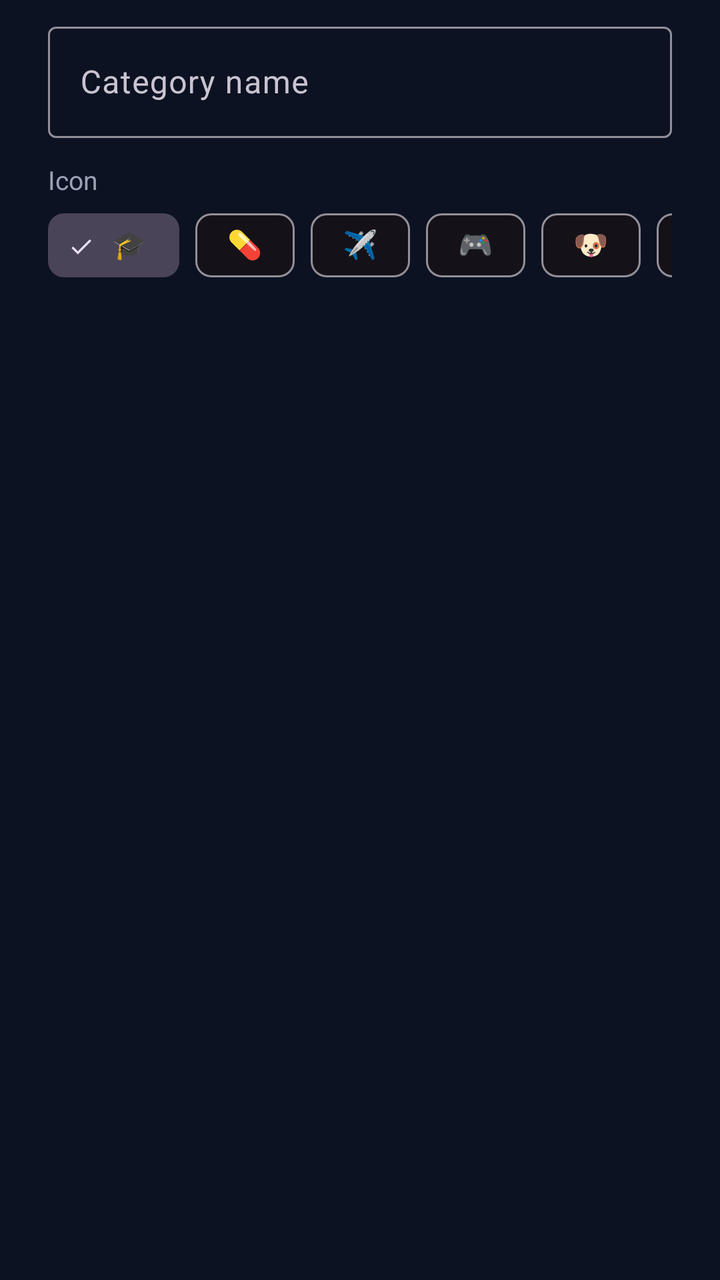
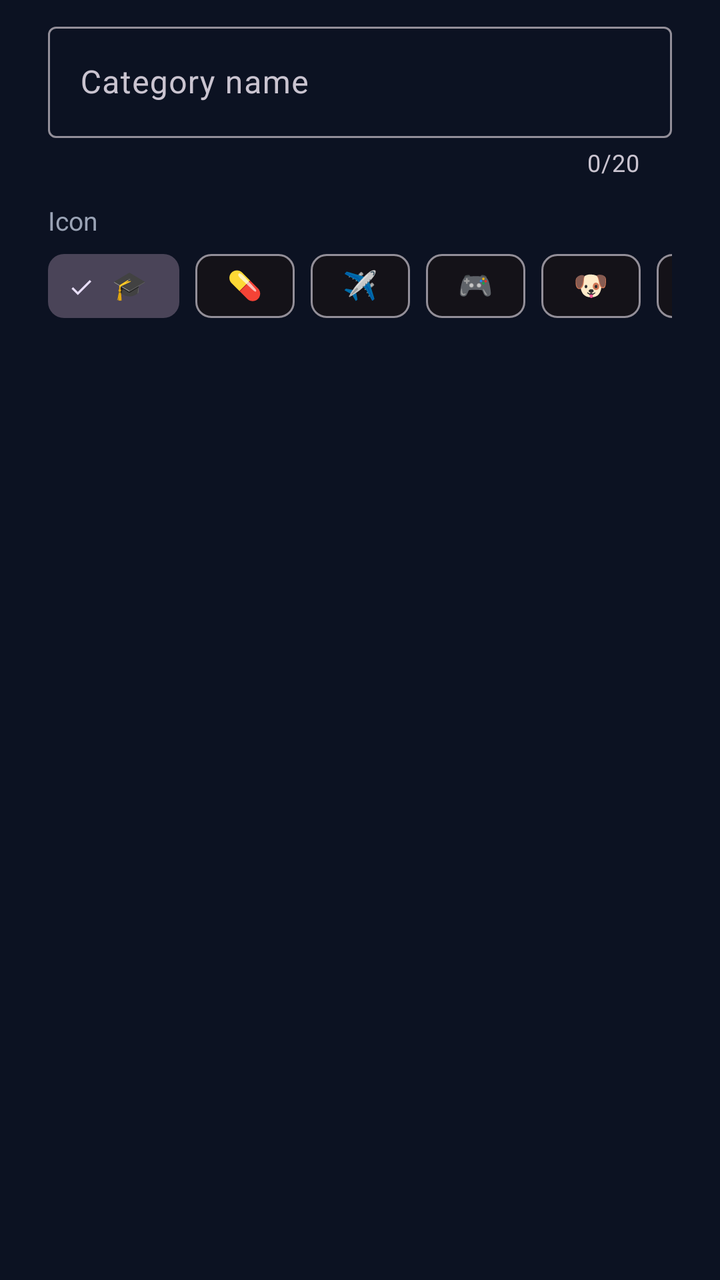

Screens rendered from an Android XML layout before and after an edit, with the pre-edit source and the edit as a unified diff.
<!-- AndroidManifest.xml: application theme Theme.ExpenseTracker -->
<!-- res/layout/dialog_new_category.xml -->
<?xml version="1.0" encoding="utf-8"?>
<LinearLayout xmlns:android="http://schemas.android.com/apk/res/android"
    xmlns:app="http://schemas.android.com/apk/res-auto"
    android:layout_width="match_parent"
    android:layout_height="wrap_content"
    android:orientation="vertical"
    android:paddingStart="24dp"
    android:paddingTop="8dp"
    android:paddingEnd="24dp">

    <com.google.android.material.textfield.TextInputLayout
        style="@style/Widget.Material3.TextInputLayout.OutlinedBox"
        android:layout_width="match_parent"
        android:layout_height="wrap_content"
        android:hint="Category name">
        <com.google.android.material.textfield.TextInputEditText android:id="@+id/etCategoryName" android:layout_width="match_parent" android:layout_height="wrap_content" android:inputType="textCapWords" android:maxLines="1" />
    </com.google.android.material.textfield.TextInputLayout>

    <TextView android:layout_width="wrap_content" android:layout_height="wrap_content" android:layout_marginTop="12dp" android:text="Icon" android:textColor="@color/mute" android:textSize="13sp" />

    <HorizontalScrollView android:layout_width="match_parent" android:layout_height="wrap_content" android:scrollbars="none">
        <com.google.android.material.chip.ChipGroup
            android:id="@+id/chipGroupIcons"
            android:layout_width="wrap_content"
            android:layout_height="wrap_content"
            app:selectionRequired="true"
            app:singleLine="true"
            app:singleSelection="true">
            <com.google.android.material.chip.Chip style="@style/Widget.Material3.Chip.Filter" android:layout_width="wrap_content" android:layout_height="wrap_content" android:checked="true" android:text="🎓" />
            <com.google.android.material.chip.Chip style="@style/Widget.Material3.Chip.Filter" android:layout_width="wrap_content" android:layout_height="wrap_content" android:text="💊" />
            <com.google.android.material.chip.Chip style="@style/Widget.Material3.Chip.Filter" android:layout_width="wrap_content" android:layout_height="wrap_content" android:text="✈️" />
            <com.google.android.material.chip.Chip style="@style/Widget.Material3.Chip.Filter" android:layout_width="wrap_content" android:layout_height="wrap_content" android:text="🎮" />
            <com.google.android.material.chip.Chip style="@style/Widget.Material3.Chip.Filter" android:layout_width="wrap_content" android:layout_height="wrap_content" android:text="🐶" />
            <com.google.android.material.chip.Chip style="@style/Widget.Material3.Chip.Filter" android:layout_width="wrap_content" android:layout_height="wrap_content" android:text="🎁" />
            <com.google.android.material.chip.Chip style="@style/Widget.Material3.Chip.Filter" android:layout_width="wrap_content" android:layout_height="wrap_content" android:text="🏋️" />
            <com.google.android.material.chip.Chip style="@style/Widget.Material3.Chip.Filter" android:layout_width="wrap_content" android:layout_height="wrap_content" android:text="☕" />
        </com.google.android.material.chip.ChipGroup>
    </HorizontalScrollView>
</LinearLayout>
<!-- resources referenced by this layout -->
<resources>
  <color name="mute">#9AA3B5</color>
  <style name="Theme.ExpenseTracker" parent="Theme.Material3.Dark.NoActionBar">
          <item name="colorPrimary">@color/blue</item>
          <item name="android:windowBackground">@color/bg</item>
          <item name="android:statusBarColor">@android:color/transparent</item>
          <item name="android:navigationBarColor">@color/nav_bar</item>
          <item name="android:textColorPrimary">@color/text</item>
      </style>
  <color name="blue">#4C8DFF</color>
  <color name="bg">#0C1222</color>
  <color name="nav_bar">#12151E</color>
  <color name="text">#F2F4F8</color>
</resources>

<!-- the commit's change to res/layout/dialog_new_category.xml (unified diff, before → after) -->
@@ -9,11 +9,21 @@
     android:paddingEnd="24dp">
 
     <com.google.android.material.textfield.TextInputLayout
+        android:id="@+id/tilCategoryName"
         style="@style/Widget.Material3.TextInputLayout.OutlinedBox"
         android:layout_width="match_parent"
         android:layout_height="wrap_content"
-        android:hint="Category name">
-        <com.google.android.material.textfield.TextInputEditText android:id="@+id/etCategoryName" android:layout_width="match_parent" android:layout_height="wrap_content" android:inputType="textCapWords" android:maxLines="1" />
+        android:hint="Category name"
+        app:counterEnabled="true"
+        app:counterMaxLength="20">
+        <com.google.android.material.textfield.TextInputEditText
+            android:id="@+id/etCategoryName"
+            android:layout_width="match_parent"
+            android:layout_height="wrap_content"
+            android:imeOptions="actionDone"
+            android:inputType="textCapWords"
+            android:maxLength="20"
+            android:maxLines="1" />
     </com.google.android.material.textfield.TextInputLayout>
 
     <TextView android:layout_width="wrap_content" android:layout_height="wrap_content" android:layout_marginTop="12dp" android:text="Icon" android:textColor="@color/mute" android:textSize="13sp" />
@@ -34,6 +44,10 @@
             <com.google.android.material.chip.Chip style="@style/Widget.Material3.Chip.Filter" android:layout_width="wrap_content" android:layout_height="wrap_content" android:text="🎁" />
             <com.google.android.material.chip.Chip style="@style/Widget.Material3.Chip.Filter" android:layout_width="wrap_content" android:layout_height="wrap_content" android:text="🏋️" />
             <com.google.android.material.chip.Chip style="@style/Widget.Material3.Chip.Filter" android:layout_width="wrap_content" android:layout_height="wrap_content" android:text="☕" />
+            <com.google.android.material.chip.Chip style="@style/Widget.Material3.Chip.Filter" android:layout_width="wrap_content" android:layout_height="wrap_content" android:text="🏠" />
+            <com.google.android.material.chip.Chip style="@style/Widget.Material3.Chip.Filter" android:layout_width="wrap_content" android:layout_height="wrap_content" android:text="📱" />
+            <com.google.android.material.chip.Chip style="@style/Widget.Material3.Chip.Filter" android:layout_width="wrap_content" android:layout_height="wrap_content" android:text="🎬" />
+            <com.google.android.material.chip.Chip style="@style/Widget.Material3.Chip.Filter" android:layout_width="wrap_content" android:layout_height="wrap_content" android:text="💇" />
         </com.google.android.material.chip.ChipGroup>
     </HorizontalScrollView>
 </LinearLayout>
